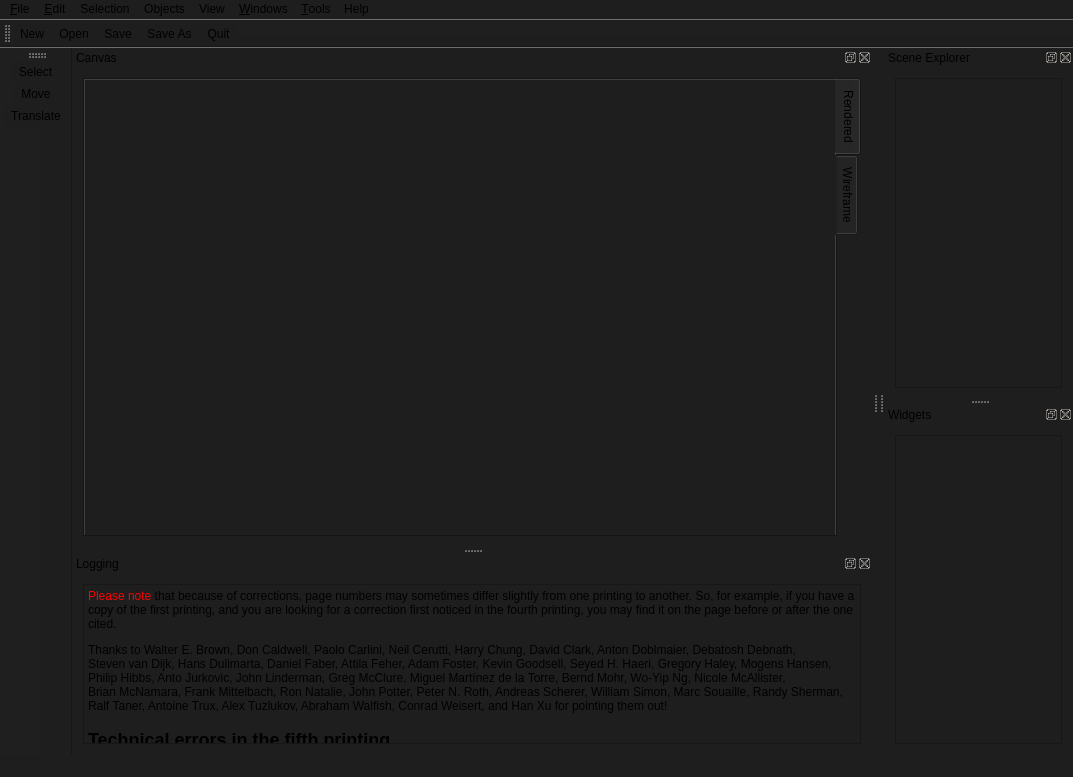
First picture: the form in Morph/mainwindow.ui, repository wazery/Morph-SDK, before the edit.
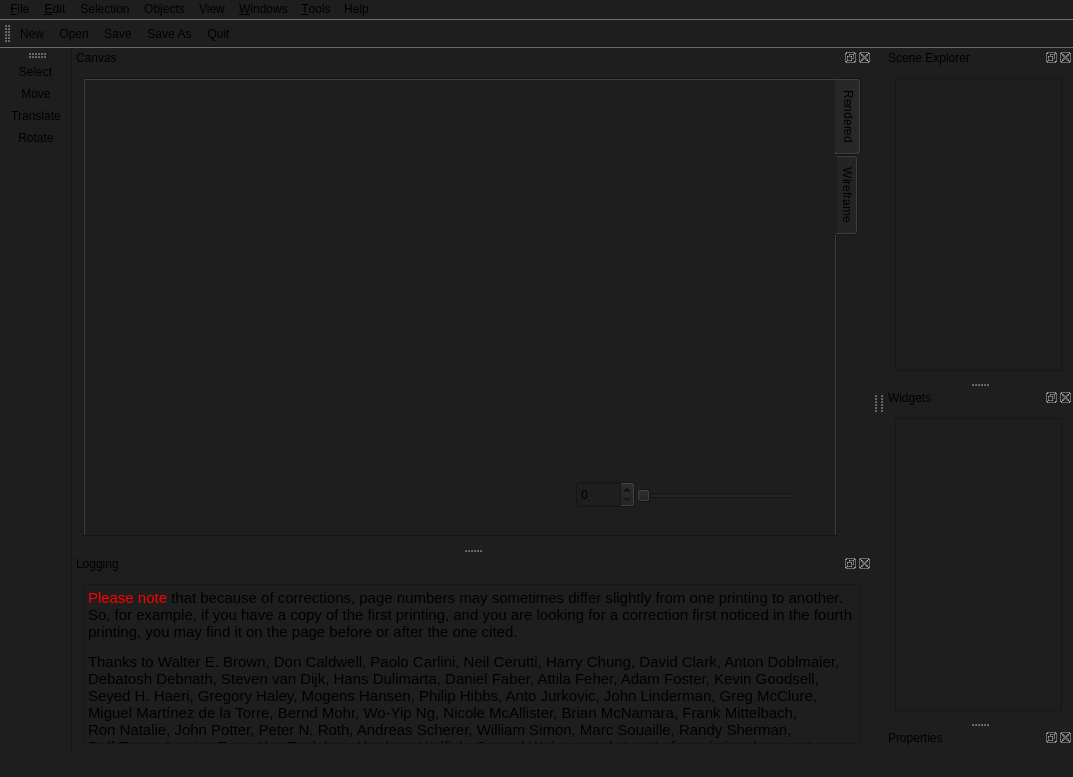
Second picture: the form after the edit. The open tabs and pages were chosen to show the change. Icons and pictures are not drawn. Custom widgets are drawn as their Qt base class.

The edit to the form file:
```diff
--- a/Morph/mainwindow.ui
+++ b/Morph/mainwindow.ui
@@ -172,6 +172,7 @@
    <addaction name="actionSelect"/>
    <addaction name="actionMove"/>
    <addaction name="actionTranslate"/>
+   <addaction name="actionRotate"/>
   </widget>
   <widget class="QDockWidget" name="dockWidget">
    <property name="sizePolicy">
@@ -226,7 +227,31 @@
         </attribute>
         <layout class="QGridLayout" name="gridLayout_4">
          <item row="0" column="0">
-          <widget class="OgreCanvas" name="widget" native="true"/>
+          <widget class="OgreCanvas" name="widget" native="true">
+           <widget class="QSlider" name="horizontalSlider">
+            <property name="geometry">
+             <rect>
+              <x>540</x>
+              <y>390</y>
+              <width>160</width>
+              <height>29</height>
+             </rect>
+            </property>
+            <property name="orientation">
+             <enum>Qt::Horizontal</enum>
+            </property>
+           </widget>
+           <widget class="QSpinBox" name="spinBox">
+            <property name="geometry">
+             <rect>
+              <x>480</x>
+              <y>390</y>
+              <width>59</width>
+              <height>27</height>
+             </rect>
+            </property>
+           </widget>
+          </widget>
          </item>
         </layout>
        </widget>
@@ -341,7 +366,7 @@
         <string>&lt;!DOCTYPE HTML PUBLIC &quot;-//W3C//DTD HTML 4.0//EN&quot; &quot;http://www.w3.org/TR/REC-html40/strict.dtd&quot;&gt;
 &lt;html&gt;&lt;head&gt;&lt;meta name=&quot;qrichtext&quot; content=&quot;1&quot; /&gt;&lt;title&gt;Accelerated C++ Errata&lt;/title&gt;&lt;style type=&quot;text/css&quot;&gt;
 p, li { white-space: pre-wrap; }
-&lt;/style&gt;&lt;/head&gt;&lt;body style=&quot; font-family:'Sans Serif'; font-size:9pt; font-weight:400; font-style:normal;&quot;&gt;
+&lt;/style&gt;&lt;/head&gt;&lt;body style=&quot; font-family:'Ubuntu'; font-size:11pt; font-weight:400; font-style:normal;&quot;&gt;
 &lt;p style=&quot; margin-top:12px; margin-bottom:12px; margin-left:0px; margin-right:0px; -qt-block-indent:0; text-indent:0px;&quot;&gt;&lt;span style=&quot; color:#ff0000;&quot;&gt;Please note&lt;/span&gt; that because of corrections, page numbers may sometimes differ slightly from one printing to another. So, for example, if you have a copy of the first printing, and you are looking for a correction first noticed in the fourth printing, you may find it on the page before or after the one cited. &lt;/p&gt;
 &lt;p style=&quot; margin-top:12px; margin-bottom:12px; margin-left:0px; margin-right:0px; -qt-block-indent:0; text-indent:0px;&quot;&gt;Thanks to Walter E. Brown, Don Caldwell, Paolo Carlini, Neil Cerutti, Harry Chung, David Clark, Anton Doblmaier, Debatosh Debnath, Steven van Dijk, Hans Dulimarta, Daniel Faber, Attila Feher, Adam Foster, Kevin Goodsell, Seyed H. Haeri, Gregory Haley, Mogens Hansen, Philip Hibbs, Anto Jurkovic, John Linderman, Greg McClure, Miguel Martínez de la Torre, Bernd Mohr, Wo-Yip Ng, Nicole McAllister, Brian McNamara, Frank Mittelbach, Ron Natalie, John Potter, Peter N. Roth, Andreas Scherer, William Simon, Marc Souaille, Randy Sherman, Ralf Taner, Antoine Trux, Alex Tuzlukov, Abraham Walfish, Conrad Weisert, and Han Xu for pointing them out! &lt;/p&gt;
 &lt;p style=&quot; margin-top:16px; margin-bottom:12px; margin-left:0px; margin-right:0px; -qt-block-indent:0; text-indent:0px;&quot;&gt;&lt;span style=&quot; font-size:x-large; font-weight:600;&quot;&gt;Technical errors in the fifth printing&lt;/span&gt; &lt;/p&gt;
@@ -531,7 +556,7 @@
 &lt;li style=&quot; margin-top:0px; margin-bottom:0px; margin-left:0px; margin-right:0px; -qt-block-indent:0; text-indent:0px;&quot;&gt;Page 283: In the first complete paragraph, &amp;quot;an ordinary member functions&amp;quot; should be &amp;quot;an ordinary member function.&amp;quot; &lt;/li&gt;
 &lt;li style=&quot; margin-top:0px; margin-bottom:0px; margin-left:0px; margin-right:0px; -qt-block-indent:0; text-indent:0px;&quot;&gt;Page 289: In the fourth line, &amp;quot;parameter, type&amp;quot; should be &amp;quot;parameter type.&amp;quot; &lt;/li&gt;
 &lt;li style=&quot; margin-top:0px; margin-bottom:12px; margin-left:0px; margin-right:0px; -qt-block-indent:0; text-indent:0px;&quot;&gt;Page 307: The table extends beyond the nominal right margin. &lt;/li&gt;&lt;/ul&gt;
-&lt;p style=&quot; margin-top:0px; margin-bottom:0px; margin-left:0px; margin-right:0px; -qt-block-indent:0; text-indent:0px;&quot;&gt;&lt;a href=&quot;109.htm&quot;&gt;&lt;img src=&quot;images/Prev1.gif&quot; /&gt;&lt;/a&gt;&lt;a href=&quot;109.htm&quot;&gt;&lt;span style=&quot; text-decoration: underline; color:#508ed8;&quot;&gt; &lt;/span&gt;&lt;/a&gt;&lt;/p&gt;&lt;/body&gt;&lt;/html&gt;</string>
+&lt;p style=&quot; margin-top:0px; margin-bottom:0px; margin-left:0px; margin-right:0px; -qt-block-indent:0; text-indent:0px;&quot;&gt;&lt;a href=&quot;109.htm&quot;&gt;&lt;img src=&quot;images/Prev1.gif&quot; /&gt;&lt;/a&gt;&lt;a href=&quot;109.htm&quot;&gt;&lt;span style=&quot; text-decoration: underline; color:#0000ff;&quot;&gt; &lt;/span&gt;&lt;/a&gt;&lt;/p&gt;&lt;/body&gt;&lt;/html&gt;</string>
        </property>
        <property name="source">
         <url>
@@ -589,6 +614,15 @@
     </layout>
    </widget>
   </widget>
+  <widget class="QDockWidget" name="dockWidget_5">
+   <property name="windowTitle">
+    <string>Properties</string>
+   </property>
+   <attribute name="dockWidgetArea">
+    <number>2</number>
+   </attribute>
+   <widget class="QWidget" name="dockWidgetContents_5"/>
+  </widget>
   <action name="actionOpen">
    <property name="icon">
     <iconset resource="icons.qrc">
@@ -776,6 +810,15 @@
     <string>About Morph</string>
    </property>
   </action>
+  <action name="actionRotate">
+   <property name="icon">
+    <iconset resource="icons.qrc">
+     <normaloff>:/toolbar/icons/rotate.svg</normaloff>:/toolbar/icons/rotate.svg</iconset>
+   </property>
+   <property name="text">
+    <string>Rotate</string>
+   </property>
+  </action>
  </widget>
  <layoutdefault spacing="6" margin="11"/>
  <customwidgets>
```
Left out of the diff: 35 changed lines with no effect on the pictures.
